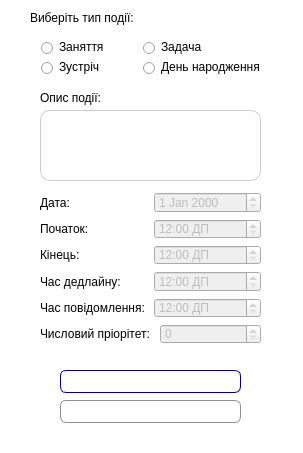
zEEmperon/Course-Project-KNT-129, file addeventdialog.ui: the form before one commit.
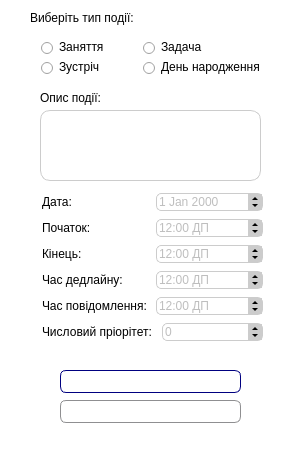
The form after the commit. Icons and pictures are not drawn.

Patch:
```diff
--- a/addeventdialog.ui
+++ b/addeventdialog.ui
@@ -333,8 +333,8 @@
   <widget class="QWidget" name="">
    <property name="geometry">
     <rect>
-     <x>40</x>
-     <y>192</y>
+     <x>42</x>
+     <y>191</y>
      <width>221</width>
      <height>152</height>
     </rect>
@@ -354,6 +354,104 @@
         <property name="enabled">
          <bool>false</bool>
         </property>
+        <property name="sizePolicy">
+         <sizepolicy hsizetype="Minimum" vsizetype="Maximum">
+          <horstretch>0</horstretch>
+          <verstretch>3</verstretch>
+         </sizepolicy>
+        </property>
+        <property name="cursor">
+         <cursorShape>PointingHandCursor</cursorShape>
+        </property>
+        <property name="styleSheet">
+         <string notr="true">QDateEdit:enabled {
+ border: 1px solid #ff911c;
+ border-radius: 5px;
+ background-color: white;
+ }
+QDateEdit:disabled {
+ border: 1px solid #CCCCCC;
+ border-radius: 5px;
+ background-color: white;
+ }
+
+QDateEdit::up-arrow:enabled { 
+border-left: 3px solid none;
+border-right: 3px solid none;
+ border-bottom: 3px solid black; 
+width: 0px;
+ height: 0px; 
+}
+QDateEdit::up-arrow:disabled { 
+border-left: 3px solid none;
+border-right: 3px solid none;
+ border-bottom: 3px solid black; 
+width: 0px;
+ height: 0px; 
+}
+
+
+QDateEdit::up-button:enabled {
+ width: 14px; 
+height: 9px; 
+background-color: #FF911C;
+}
+QDateEdit::up-button:disabled {
+ width: 14px; 
+height: 9px; 
+background-color: #CCCCCC;
+}
+
+QDateEdit::up-button:hover {
+ background-color: #FFD65E
+}
+ 
+QDateEdit::down-arrow:enabled { 
+border-left: 3px solid none;
+border-right: 3px solid none; 
+border-top: 3px solid black; 
+width: 0px; 
+height: 0px; 
+}
+
+QDateEdit::down-arrow:disabled { 
+border-left: 3px solid none;
+border-right: 3px solid none; 
+border-top: 3px solid black; 
+width: 0px; 
+height: 0px; 
+}
+
+
+QDateEdit::down-button:enabled { 
+width: 14px; 
+height: 9px;
+ background-color: #FF911C;
+}
+QDateEdit::down-button:disabled { 
+width: 14px; 
+height: 9px;
+ background-color: #CCCCCC;
+}
+QDateEdit::down-button:hover {
+ background-color: #FFD65E
+}
+
+QDateEdit::up-arrow:hover { 
+border-left: 3px solid none;
+border-right: 3px solid none;
+ border-bottom: 3px solid black;
+ width: 0px; 
+height: 0px; 
+}
+QDateEdit::down-arrow:hover {
+ border-left: 3px solid none;
+border-right: 3px solid none;
+ border-top: 3px solid black;
+ width: 0px;
+ height: 0px; 
+}</string>
+        </property>
        </widget>
       </item>
      </layout>
@@ -372,6 +470,98 @@
         <property name="enabled">
          <bool>false</bool>
         </property>
+        <property name="cursor">
+         <cursorShape>PointingHandCursor</cursorShape>
+        </property>
+        <property name="styleSheet">
+         <string notr="true">QTimeEdit:enabled {
+ border: 1px solid #ff911c;
+ border-radius: 5px;
+ background-color: white;
+ }
+QTimeEdit:disabled {
+ border: 1px solid #CCCCCC;
+ border-radius: 5px;
+ background-color: white;
+ }
+
+QTimeEdit::up-arrow:enabled { 
+border-left: 3px solid none;
+border-right: 3px solid none;
+ border-bottom: 3px solid black; 
+width: 0px;
+ height: 0px; 
+}
+QTimeEdit::up-arrow:disabled { 
+border-left: 3px solid none;
+border-right: 3px solid none;
+ border-bottom: 3px solid black; 
+width: 0px;
+ height: 0px; 
+}
+
+
+QTimeEdit::up-button:enabled {
+ width: 14px; 
+height: 9px; 
+background-color: #FF911C;
+}
+QTimeEdit::up-button:disabled {
+ width: 14px; 
+height: 9px; 
+background-color: #CCCCCC;
+}
+
+QTimeEdit::up-button:hover {
+ background-color: #FFD65E
+}
+ 
+QTimeEdit::down-arrow:enabled { 
+border-left: 3px solid none;
+border-right: 3px solid none; 
+border-top: 3px solid black; 
+width: 0px; 
+height: 0px; 
+}
+
+QTimeEdit::down-arrow:disabled { 
+border-left: 3px solid none;
+border-right: 3px solid none; 
+border-top: 3px solid black; 
+width: 0px; 
+height: 0px; 
+}
+
+
+QTimeEdit::down-button:enabled { 
+width: 14px; 
+height: 9px;
+ background-color: #FF911C;
+}
+QTimeEdit::down-button:disabled { 
+width: 14px; 
+height: 9px;
+ background-color: #CCCCCC;
+}
+QTimeEdit::down-button:hover {
+ background-color: #FFD65E
+}
+
+QTimeEdit::up-arrow:hover { 
+border-left: 3px solid none;
+border-right: 3px solid none;
+ border-bottom: 3px solid black;
+ width: 0px; 
+height: 0px; 
+}
+QTimeEdit::down-arrow:hover {
+ border-left: 3px solid none;
+border-right: 3px solid none;
+ border-top: 3px solid black;
+ width: 0px;
+ height: 0px; 
+}</string>
+        </property>
         <property name="locale">
          <locale language="Ukrainian" country="Ukraine"/>
         </property>
@@ -402,6 +592,98 @@
         <property name="enabled">
          <bool>false</bool>
         </property>
+        <property name="cursor">
+         <cursorShape>PointingHandCursor</cursorShape>
+        </property>
+        <property name="styleSheet">
+         <string notr="true">QTimeEdit:enabled {
+ border: 1px solid #ff911c;
+ border-radius: 5px;
+ background-color: white;
+ }
+QTimeEdit:disabled {
+ border: 1px solid #CCCCCC;
+ border-radius: 5px;
+ background-color: white;
+ }
+
+QTimeEdit::up-arrow:enabled { 
+border-left: 3px solid none;
+border-right: 3px solid none;
+ border-bottom: 3px solid black; 
+width: 0px;
+ height: 0px; 
+}
+QTimeEdit::up-arrow:disabled { 
+border-left: 3px solid none;
+border-right: 3px solid none;
+ border-bottom: 3px solid black; 
+width: 0px;
+ height: 0px; 
+}
+
+
+QTimeEdit::up-button:enabled {
+ width: 14px; 
+height: 9px; 
+background-color: #FF911C;
+}
+QTimeEdit::up-button:disabled {
+ width: 14px; 
+height: 9px; 
+background-color: #CCCCCC;
+}
+
+QTimeEdit::up-button:hover {
+ background-color: #FFD65E
+}
+ 
+QTimeEdit::down-arrow:enabled { 
+border-left: 3px solid none;
+border-right: 3px solid none; 
+border-top: 3px solid black; 
+width: 0px; 
+height: 0px; 
+}
+
+QTimeEdit::down-arrow:disabled { 
+border-left: 3px solid none;
+border-right: 3px solid none; 
+border-top: 3px solid black; 
+width: 0px; 
+height: 0px; 
+}
+
+
+QTimeEdit::down-button:enabled { 
+width: 14px; 
+height: 9px;
+ background-color: #FF911C;
+}
+QTimeEdit::down-button:disabled { 
+width: 14px; 
+height: 9px;
+ background-color: #CCCCCC;
+}
+QTimeEdit::down-button:hover {
+ background-color: #FFD65E
+}
+
+QTimeEdit::up-arrow:hover { 
+border-left: 3px solid none;
+border-right: 3px solid none;
+ border-bottom: 3px solid black;
+ width: 0px; 
+height: 0px; 
+}
+QTimeEdit::down-arrow:hover {
+ border-left: 3px solid none;
+border-right: 3px solid none;
+ border-top: 3px solid black;
+ width: 0px;
+ height: 0px; 
+}</string>
+        </property>
         <property name="locale">
          <locale language="Ukrainian" country="Ukraine"/>
         </property>
@@ -432,6 +714,98 @@
         <property name="enabled">
          <bool>false</bool>
         </property>
+        <property name="cursor">
+         <cursorShape>PointingHandCursor</cursorShape>
+        </property>
+        <property name="styleSheet">
+         <string notr="true">QTimeEdit:enabled {
+ border: 1px solid #ff911c;
+ border-radius: 5px;
+ background-color: white;
+ }
+QTimeEdit:disabled {
+ border: 1px solid #CCCCCC;
+ border-radius: 5px;
+ background-color: white;
+ }
+
+QTimeEdit::up-arrow:enabled { 
+border-left: 3px solid none;
+border-right: 3px solid none;
+ border-bottom: 3px solid black; 
+width: 0px;
+ height: 0px; 
+}
+QTimeEdit::up-arrow:disabled { 
+border-left: 3px solid none;
+border-right: 3px solid none;
+ border-bottom: 3px solid black; 
+width: 0px;
+ height: 0px; 
+}
+
+
+QTimeEdit::up-button:enabled {
+ width: 14px; 
+height: 9px; 
+background-color: #FF911C;
+}
+QTimeEdit::up-button:disabled {
+ width: 14px; 
+height: 9px; 
+background-color: #CCCCCC;
+}
+
+QTimeEdit::up-button:hover {
+ background-color: #FFD65E
+}
+ 
+QTimeEdit::down-arrow:enabled { 
+border-left: 3px solid none;
+border-right: 3px solid none; 
+border-top: 3px solid black; 
+width: 0px; 
+height: 0px; 
+}
+
+QTimeEdit::down-arrow:disabled { 
+border-left: 3px solid none;
+border-right: 3px solid none; 
+border-top: 3px solid black; 
+width: 0px; 
+height: 0px; 
+}
+
+
+QTimeEdit::down-button:enabled { 
+width: 14px; 
+height: 9px;
+ background-color: #FF911C;
+}
+QTimeEdit::down-button:disabled { 
+width: 14px; 
+height: 9px;
+ background-color: #CCCCCC;
+}
+QTimeEdit::down-button:hover {
+ background-color: #FFD65E
+}
+
+QTimeEdit::up-arrow:hover { 
+border-left: 3px solid none;
+border-right: 3px solid none;
+ border-bottom: 3px solid black;
+ width: 0px; 
+height: 0px; 
+}
+QTimeEdit::down-arrow:hover {
+ border-left: 3px solid none;
+border-right: 3px solid none;
+ border-top: 3px solid black;
+ width: 0px;
+ height: 0px; 
+}</string>
+        </property>
         <property name="locale">
          <locale language="Ukrainian" country="Ukraine"/>
         </property>
@@ -462,6 +836,98 @@
         <property name="enabled">
          <bool>false</bool>
         </property>
+        <property name="cursor">
+         <cursorShape>PointingHandCursor</cursorShape>
+        </property>
+        <property name="styleSheet">
+         <string notr="true">QTimeEdit:enabled {
+ border: 1px solid #ff911c;
+ border-radius: 5px;
+ background-color: white;
+ }
+QTimeEdit:disabled {
+ border: 1px solid #CCCCCC;
+ border-radius: 5px;
+ background-color: white;
+ }
+
+QTimeEdit::up-arrow:enabled { 
+border-left: 3px solid none;
+border-right: 3px solid none;
+ border-bottom: 3px solid black; 
+width: 0px;
+ height: 0px; 
+}
+QTimeEdit::up-arrow:disabled { 
+border-left: 3px solid none;
+border-right: 3px solid none;
+ border-bottom: 3px solid black; 
+width: 0px;
+ height: 0px; 
+}
+
+
+QTimeEdit::up-button:enabled {
+ width: 14px; 
+height: 9px; 
+background-color: #FF911C;
+}
+QTimeEdit::up-button:disabled {
+ width: 14px; 
+height: 9px; 
+background-color: #CCCCCC;
+}
+
+QTimeEdit::up-button:hover {
+ background-color: #FFD65E
+}
+ 
+QTimeEdit::down-arrow:enabled { 
+border-left: 3px solid none;
+border-right: 3px solid none; 
+border-top: 3px solid black; 
+width: 0px; 
+height: 0px; 
+}
+
+QTimeEdit::down-arrow:disabled { 
+border-left: 3px solid none;
+border-right: 3px solid none; 
+border-top: 3px solid black; 
+width: 0px; 
+height: 0px; 
+}
+
+
+QTimeEdit::down-button:enabled { 
+width: 14px; 
+height: 9px;
+ background-color: #FF911C;
+}
+QTimeEdit::down-button:disabled { 
+width: 14px; 
+height: 9px;
+ background-color: #CCCCCC;
+}
+QTimeEdit::down-button:hover {
+ background-color: #FFD65E
+}
+
+QTimeEdit::up-arrow:hover { 
+border-left: 3px solid none;
+border-right: 3px solid none;
+ border-bottom: 3px solid black;
+ width: 0px; 
+height: 0px; 
+}
+QTimeEdit::down-arrow:hover {
+ border-left: 3px solid none;
+border-right: 3px solid none;
+ border-top: 3px solid black;
+ width: 0px;
+ height: 0px; 
+}</string>
+        </property>
         <property name="locale">
          <locale language="Ukrainian" country="Ukraine"/>
         </property>
@@ -492,6 +958,98 @@
         <property name="enabled">
          <bool>false</bool>
         </property>
+        <property name="cursor">
+         <cursorShape>PointingHandCursor</cursorShape>
+        </property>
+        <property name="styleSheet">
+         <string notr="true">QSpinBox:enabled {
+ border: 1px solid #ff911c;
+ border-radius: 5px;
+ background-color: white;
+ }
+QSpinBox:disabled {
+ border: 1px solid #CCCCCC;
+ border-radius: 5px;
+ background-color: white;
+ }
+
+ QSpinBox::up-arrow:enabled { 
+border-left: 3px solid none;
+border-right: 3px solid none;
+ border-bottom: 3px solid black; 
+width: 0px;
+ height: 0px; 
+}
+ QSpinBox::up-arrow:disabled { 
+border-left: 3px solid none;
+border-right: 3px solid none;
+ border-bottom: 3px solid black; 
+width: 0px;
+ height: 0px; 
+}
+
+
+QSpinBox::up-button:enabled {
+ width: 14px; 
+height: 9px; 
+background-color: #FF911C;
+}
+QSpinBox::up-button:disabled {
+ width: 14px; 
+height: 9px; 
+background-color: #CCCCCC;
+}
+
+QSpinBox::up-button:hover {
+ background-color: #FFD65E
+}
+ 
+QSpinBox::down-arrow:enabled { 
+border-left: 3px solid none;
+border-right: 3px solid none; 
+border-top: 3px solid black; 
+width: 0px; 
+height: 0px; 
+}
+
+QSpinBox::down-arrow:disabled { 
+border-left: 3px solid none;
+border-right: 3px solid none; 
+border-top: 3px solid black; 
+width: 0px; 
+height: 0px; 
+}
+
+
+QSpinBox::down-button:enabled { 
+width: 14px; 
+height: 9px;
+ background-color: #FF911C;
+}
+QSpinBox::down-button:disabled { 
+width: 14px; 
+height: 9px;
+ background-color: #CCCCCC;
+}
+QSpinBox::down-button:hover {
+ background-color: #FFD65E
+}
+
+QSpinBox::up-arrow:hover { 
+border-left: 3px solid none;
+border-right: 3px solid none;
+ border-bottom: 3px solid black;
+ width: 0px; 
+height: 0px; 
+}
+QSpinBox::down-arrow:hover {
+ border-left: 3px solid none;
+border-right: 3px solid none;
+ border-top: 3px solid black;
+ width: 0px;
+ height: 0px; 
+}</string>
+        </property>
        </widget>
       </item>
      </layout>
```
Left out of the diff: 2 changed lines with no effect on the pictures.
